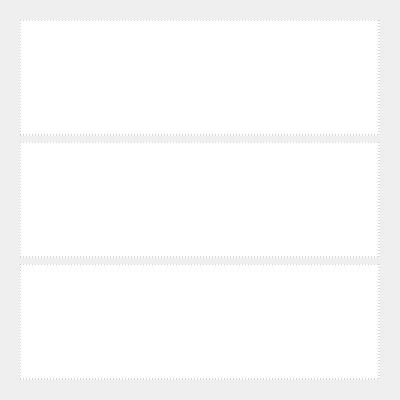
Old version of the form ui/jamo.ui in the repository brownidj/hanguel_01.
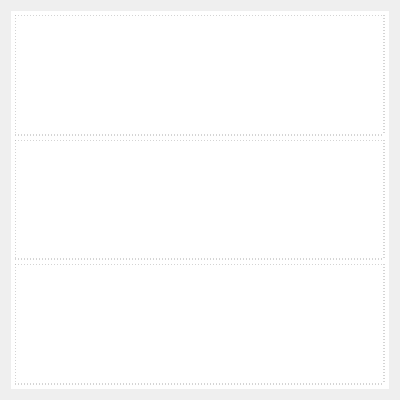
New version of the form.

The edit to the form file:
```diff
--- a/ui/jamo.ui
+++ b/ui/jamo.ui
@@ -15,20 +15,80 @@
   </property>
   <layout class="QVBoxLayout" name="verticalLayout">
    <item>
-    <widget class="QStackedWidget" name="stackedTemplates">
-     <property name="sizePolicy">
-      <sizepolicy hsizetype="Expanding" vsizetype="Expanding">
-       <horstretch>0</horstretch>
-       <verstretch>0</verstretch>
-      </sizepolicy>
+    <widget class="QFrame" name="frameStackedBorder">
+     <property name="frameShape">
+      <enum>QFrame::NoFrame</enum>
      </property>
-     <property name="currentIndex">
+     <property name="frameShadow">
+      <enum>QFrame::Plain</enum>
+     </property>
+     <property name="lineWidth">
       <number>0</number>
      </property>
+     <property name="midLineWidth">
+      <number>0</number>
+     </property>
+     <property name="styleSheet">
+      <string notr="true">border: none; background: #ffffff;</string>
+     </property>
+     <layout class="QVBoxLayout" name="layoutStackedBorder">
+      <property name="leftMargin">
+       <number>0</number>
+      </property>
+      <property name="topMargin">
+       <number>0</number>
+      </property>
+      <property name="rightMargin">
+       <number>0</number>
+      </property>
+      <property name="bottomMargin">
+       <number>0</number>
+      </property>
+      <item>
+       <widget class="QStackedWidget" name="stackedTemplates">
+        <property name="frameShape">
+         <enum>QFrame::NoFrame</enum>
+        </property>
+        <property name="frameShadow">
+         <enum>QFrame::Plain</enum>
+        </property>
+        <property name="lineWidth">
+         <number>0</number>
+        </property>
+        <property name="midLineWidth">
+         <number>0</number>
+        </property>
+        <property name="styleSheet">
+         <string notr="true">border: none;</string>
+        </property>
+        <property name="sizePolicy">
+         <sizepolicy hsizetype="Expanding" vsizetype="Expanding">
+          <horstretch>0</horstretch>
+          <verstretch>0</verstretch>
+         </sizepolicy>
+        </property>
+        <property name="currentIndex">
+         <number>0</number>
+        </property>
 
      <!-- Right-branching vowels page -->
      <widget class="QWidget" name="typeA_RightBranch">
       <layout class="QGridLayout" name="gridRightBranch">
+       <property name="leftMargin">
+        <number>4</number>
+       </property>
+       <property name="topMargin">
+        <number>4</number>
+       </property>
+       <property name="rightMargin">
+        <number>4</number>
+       </property>
+       <property name="bottomMargin">
+        <number>4</number>
+       </property>
+       <property name="spacing">
+        <number>4</number>
+       </property>
        <attribute name="rowstretch">
         <string>1,1,1</string>
        </attribute>
@@ -302,6 +362,9 @@
       </layout>
      </widget>
 
+       </widget>
+      </item>
+     </layout>
     </widget>
    </item>
   </layout>
```
Left out of the diff: 45 changed lines with no effect on the pictures.
